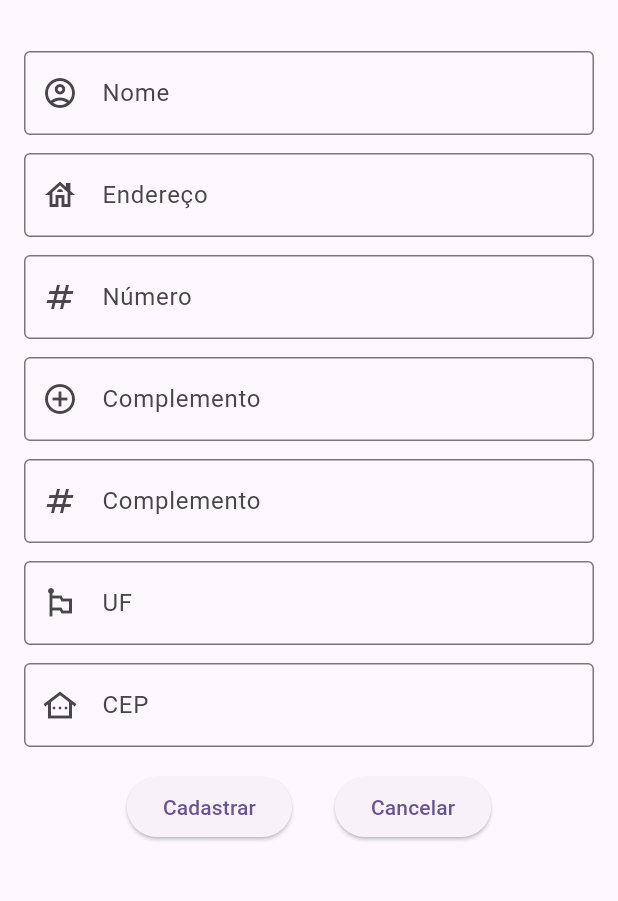
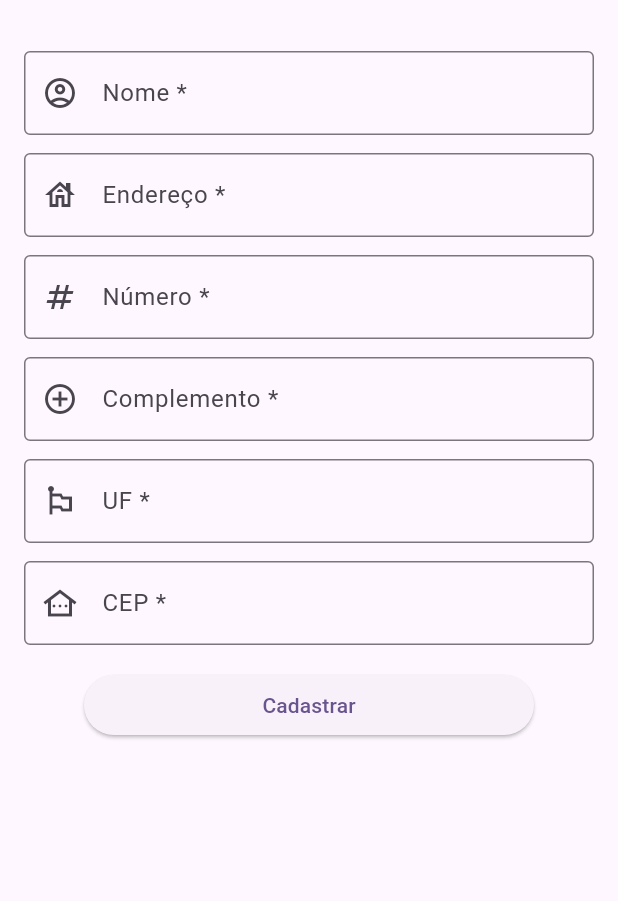
Before and after one commit to ThHenrique/fa-mobile-II, a Flutter app: the screen it shows after launch, on a phone screen of 412 x 824 dp, the part 63-964 px from its top. Run offline on Flutter 3.47's test engine with Material 2 defaults, Android fonts, the phone set to English and light mode, and no system bars.

```diff
--- a/lib/screens/first_activity/first_activity.dart
+++ b/lib/screens/first_activity/first_activity.dart
@@ -32,49 +32,42 @@ class FormsState extends State<FisrtActivityForms> {
               crossAxisAlignment: CrossAxisAlignment.center,
               children: [
                 Input(
-                  label: 'Nome',
+                  label: 'Nome *',
                   icon: const Icon(Icons.account_circle_outlined),
                   validator: _controller.validator.validateText,
                   onSaved: (String value) => _controller.nome = value,
                 ),
                 const SizedBox(height: 12.0),
                 Input(
-                  label: 'Endereço',
+                  label: 'Endereço *',
                   icon: const Icon(Icons.house_outlined),
                   validator: _controller.validator.validateText,
                   onSaved: (String value) => _controller.endereco = value,
                 ),
                 const SizedBox(height: 12.0),
                 Input(
-                  label: 'Número',
+                  label: 'Número *',
                   icon: const Icon(Icons.numbers_outlined),
                   validator: _controller.validator.validateText,
                   onSaved: (String value) => _controller.numero = value,
                 ),
                 const SizedBox(height: 12.0),
                 Input(
-                  label: 'Complemento',
+                  label: 'Complemento *',
                   icon: const Icon(Icons.control_point_outlined),
                   validator: _controller.validator.validateText,
                   onSaved: (String value) => _controller.complemento = value,
                 ),
                 const SizedBox(height: 12.0),
                 Input(
-                  label: 'Complemento',
-                  icon: const Icon(Icons.numbers_outlined),
-                  validator: _controller.validator.validateText,
-                  onSaved: (String value) => _controller.complemento = value,
-                ),
-                const SizedBox(height: 12.0),
-                Input(
-                  label: 'UF',
+                  label: 'UF *',
                   icon: const Icon(Icons.emoji_flags_outlined),
                   validator: _controller.validator.validateText,
                   onSaved: (String value) => _controller.uf = value,
                 ),
                 const SizedBox(height: 12.0),
                 Input(
-                  label: 'CEP',
+                  label: 'CEP *',
                   icon: const Icon(Icons.other_houses_outlined),
                   validator: _controller.validator.validateText,
                   onSaved: (String value) => _controller.cep = value,
@@ -82,18 +75,9 @@ class FormsState extends State<FisrtActivityForms> {
                 const SizedBox(height: 16.0),
                 SizedBox(
                   width: 300,
-                  child: Row(
-                    mainAxisAlignment: MainAxisAlignment.spaceEvenly,
-                    children: [
-                      ElevatedButton(
-                        onPressed: () => _controller.isValidForm(context), // executa _enviar
-                        child: const Text('Cadastrar'),
-                      ),
-                      ElevatedButton(
-                        onPressed: _controller.cancelar, // executa _cancelar
-                        child: const Text('Cancelar'),
-                      ),
-                    ],
+                  child: ElevatedButton(
+                    onPressed: () => _controller.isValidForm(context), // executa _enviar
+                    child: const Text('Cadastrar'),
                   ),
                 ),
               ],
--- a/lib/shared/widgets/input.dart
+++ b/lib/shared/widgets/input.dart
@@ -32,7 +32,7 @@ class _InputState extends State<Input> {
         border: const OutlineInputBorder(),
         label: Text(widget.label),
         focusedBorder: const OutlineInputBorder(
-          borderSide: BorderSide(color: Colors.blue),
+          borderSide: BorderSide(color: Colors.black87, width: 1.5),
         ),
         prefixIcon: widget.icon,
       ),
```
Also changed, not shown: lib/screens/second_activity/second_activity.dart (+12 -1 lines), lib/shared/widgets/checkbox.dart (added, +44 -0 lines).
